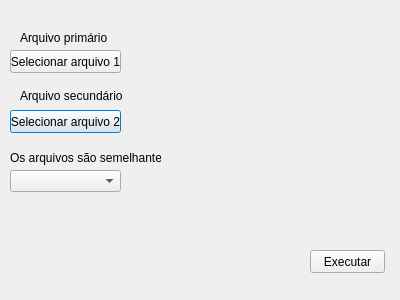
This is sheets.ui in Heartless-Caesar/Spreadsheet_comparison as Qt 5 draws it before an edit. The edited form follows.
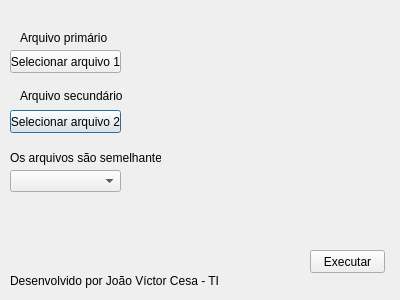
This is the edited form.

The edit to the form file:
```diff
--- a/sheets.ui
+++ b/sheets.ui
@@ -127,6 +127,19 @@
     <string>Os arquivos são semelhantes?</string>
    </property>
   </widget>
+  <widget class="QLabel" name="label_6">
+   <property name="geometry">
+    <rect>
+     <x>10</x>
+     <y>270</y>
+     <width>231</width>
+     <height>21</height>
+    </rect>
+   </property>
+   <property name="text">
+    <string>Desenvolvido por João Víctor Cesa - TI</string>
+   </property>
+  </widget>
  </widget>
  <resources/>
  <connections/>
```
